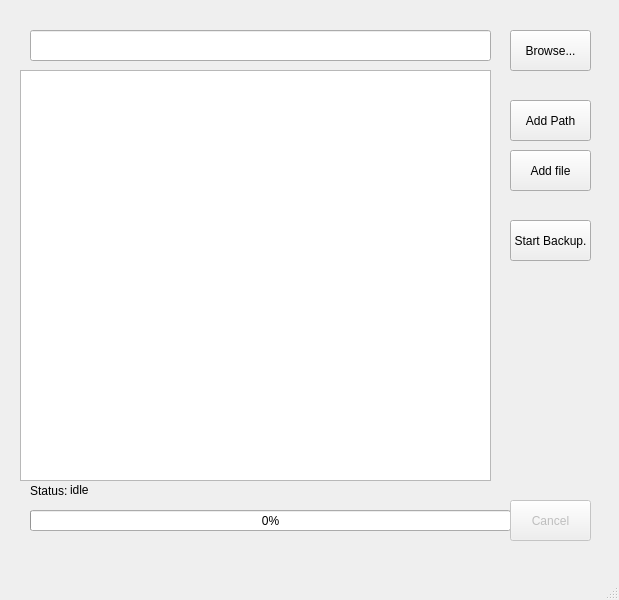
aaronrchz/simple_file_backup, file ui/file_backup.ui: the form before one commit.
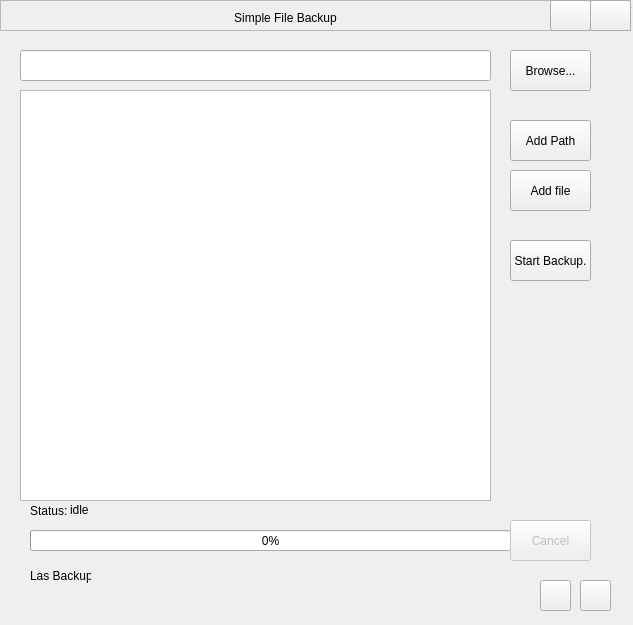
The form after the commit.

Diff of the .ui file:
```diff
--- a/ui/file_backup.ui
+++ b/ui/file_backup.ui
@@ -6,16 +6,22 @@
    <rect>
     <x>0</x>
     <y>0</y>
-    <width>619</width>
-    <height>600</height>
+    <width>633</width>
+    <height>625</height>
    </rect>
   </property>
   <property name="sizePolicy">
-   <sizepolicy hsizetype="Fixed" vsizetype="Fixed">
+   <sizepolicy hsizetype="Preferred" vsizetype="Preferred">
     <horstretch>0</horstretch>
     <verstretch>0</verstretch>
    </sizepolicy>
   </property>
+  <property name="minimumSize">
+   <size>
+    <width>633</width>
+    <height>625</height>
+   </size>
+  </property>
   <property name="windowTitle">
    <string>simple file backup</string>
   </property>
@@ -24,7 +30,7 @@
     <property name="geometry">
      <rect>
       <x>510</x>
-      <y>30</y>
+      <y>50</y>
       <width>81</width>
       <height>41</height>
      </rect>
@@ -37,7 +43,7 @@
     <property name="geometry">
      <rect>
       <x>30</x>
-      <y>510</y>
+      <y>530</y>
       <width>481</width>
       <height>21</height>
      </rect>
@@ -49,9 +55,9 @@
    <widget class="QLineEdit" name="DestinatioEdit">
     <property name="geometry">
      <rect>
-      <x>30</x>
-      <y>30</y>
-      <width>461</width>
+      <x>20</x>
+      <y>50</y>
+      <width>471</width>
       <height>31</height>
      </rect>
     </property>
@@ -60,7 +66,7 @@
     <property name="geometry">
      <rect>
       <x>510</x>
-      <y>100</y>
+      <y>120</y>
       <width>81</width>
       <height>41</height>
      </rect>
@@ -73,7 +79,7 @@
     <property name="geometry">
      <rect>
       <x>510</x>
-      <y>150</y>
+      <y>170</y>
       <width>81</width>
       <height>41</height>
      </rect>
@@ -86,7 +92,7 @@
     <property name="geometry">
      <rect>
       <x>510</x>
-      <y>220</y>
+      <y>240</y>
       <width>81</width>
       <height>41</height>
      </rect>
@@ -99,7 +105,7 @@
     <property name="geometry">
      <rect>
       <x>20</x>
-      <y>70</y>
+      <y>90</y>
       <width>471</width>
       <height>411</height>
      </rect>
@@ -109,7 +115,7 @@
     <property name="geometry">
      <rect>
       <x>70</x>
-      <y>480</y>
+      <y>500</y>
       <width>531</width>
       <height>20</height>
      </rect>
@@ -122,7 +128,7 @@
     <property name="geometry">
      <rect>
       <x>30</x>
-      <y>480</y>
+      <y>500</y>
       <width>41</width>
       <height>21</height>
      </rect>
@@ -138,7 +144,7 @@
     <property name="geometry">
      <rect>
       <x>510</x>
-      <y>500</y>
+      <y>520</y>
       <width>81</width>
       <height>41</height>
      </rect>
@@ -147,18 +153,145 @@
      <string>Cancel</string>
     </property>
    </widget>
+   <widget class="QLabel" name="label_2">
+    <property name="geometry">
+     <rect>
+      <x>30</x>
+      <y>560</y>
+      <width>61</width>
+      <height>31</height>
+     </rect>
+    </property>
+    <property name="text">
+     <string>Las Backup</string>
+    </property>
+   </widget>
+   <widget class="QLabel" name="LastBackupLabel">
+    <property name="geometry">
+     <rect>
+      <x>90</x>
+      <y>560</y>
+      <width>411</width>
+      <height>31</height>
+     </rect>
+    </property>
+    <property name="text">
+     <string/>
+    </property>
+   </widget>
+   <widget class="QPushButton" name="ThemeButton">
+    <property name="geometry">
+     <rect>
+      <x>580</x>
+      <y>580</y>
+      <width>31</width>
+      <height>31</height>
+     </rect>
+    </property>
+    <property name="toolTip">
+     <string>Change the the Light/Dark</string>
+    </property>
+    <property name="toolTipDuration">
+     <number>2</number>
+    </property>
+    <property name="text">
+     <string/>
+    </property>
+   </widget>
+   <widget class="QFrame" name="CustomtitleBar">
+    <property name="geometry">
+     <rect>
+      <x>0</x>
+      <y>0</y>
+      <width>631</width>
+      <height>31</height>
+     </rect>
+    </property>
+    <property name="frameShape">
+     <enum>QFrame::StyledPanel</enum>
+    </property>
+    <property name="frameShadow">
+     <enum>QFrame::Raised</enum>
+    </property>
+    <widget class="QPushButton" name="ExitPushButton">
+     <property name="geometry">
+      <rect>
+       <x>590</x>
+       <y>0</y>
+       <width>41</width>
+       <height>31</height>
+      </rect>
+     </property>
+     <property name="text">
+      <string/>
+     </property>
+    </widget>
+    <widget class="QPushButton" name="MinimizePushButton">
+     <property name="geometry">
+      <rect>
+       <x>550</x>
+       <y>0</y>
+       <width>41</width>
+       <height>31</height>
+      </rect>
+     </property>
+     <property name="text">
+      <string/>
+     </property>
+    </widget>
+    <widget class="QLabel" name="IconL">
+     <property name="geometry">
+      <rect>
+       <x>10</x>
+       <y>0</y>
+       <width>31</width>
+       <height>31</height>
+      </rect>
+     </property>
+     <property name="text">
+      <string/>
+     </property>
+    </widget>
+    <widget class="QLabel" name="TitleLabel">
+     <property name="geometry">
+      <rect>
+       <x>200</x>
+       <y>10</y>
+       <width>171</width>
+       <height>16</height>
+      </rect>
+     </property>
+     <property name="text">
+      <string>Simple File Backup</string>
+     </property>
+     <property name="textFormat">
+      <enum>Qt::PlainText</enum>
+     </property>
+     <property name="alignment">
+      <set>Qt::AlignCenter</set>
+     </property>
+    </widget>
+   </widget>
+   <widget class="QPushButton" name="InfoButton">
+    <property name="geometry">
+     <rect>
+      <x>540</x>
+      <y>580</y>
+      <width>31</width>
+      <height>31</height>
+     </rect>
+    </property>
+    <property name="toolTip">
+     <string>Change the the Light/Dark</string>
+    </property>
+    <property name="toolTipDuration">
+     <number>2</number>
+    </property>
+    <property name="text">
+     <string/>
+    </property>
+   </widget>
   </widget>
-  <widget class="QMenuBar" name="menubar">
-   <property name="geometry">
-    <rect>
-     <x>0</x>
-     <y>0</y>
-     <width>619</width>
-     <height>25</height>
-    </rect>
-   </property>
-  </widget>
-  <widget class="QStatusBar" name="statusbar"/>
  </widget>
  <resources/>
  <connections/>
```
Left out of the diff: 3 changed lines with no effect on the pictures.
